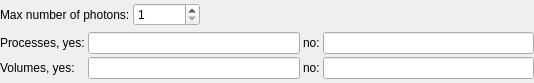
First picture: the form in ants3bundle/src/ants3/gui/photsim/aphotonlogsettingsform.ui, repository andrmor/ANTS3bundle, before the edit.
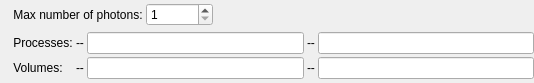
Second picture: the form after the edit.

What changed in the file:
```diff
--- a/ants3bundle/src/ants3/gui/photsim/aphotonlogsettingsform.ui
+++ b/ants3bundle/src/ants3/gui/photsim/aphotonlogsettingsform.ui
@@ -34,7 +34,7 @@
      <item>
       <widget class="QLabel" name="label">
        <property name="text">
-        <string>Max number of photons:</string>
+        <string>    Max number of photons:</string>
        </property>
       </widget>
      </item>
@@ -68,41 +68,55 @@
      <item row="0" column="0">
       <widget class="QLabel" name="label_2">
        <property name="text">
-        <string>Processes, yes:</string>
+        <string>    Processes:</string>
        </property>
       </widget>
      </item>
      <item row="0" column="1">
-      <widget class="QLineEdit" name="leProcessesMust"/>
+      <widget class="QLabel" name="labProcess">
+       <property name="text">
+        <string>--</string>
+       </property>
+      </widget>
      </item>
      <item row="0" column="2">
-      <widget class="QLabel" name="label_6">
-       <property name="text">
-        <string>no:</string>
-       </property>
-      </widget>
+      <widget class="QLineEdit" name="leProcessesMust"/>
      </item>
      <item row="0" column="3">
+      <widget class="QLabel" name="labNotProcess">
+       <property name="text">
+        <string>--</string>
+       </property>
+      </widget>
+     </item>
+     <item row="0" column="4">
       <widget class="QLineEdit" name="leProcessesMustNot"/>
      </item>
      <item row="1" column="0">
       <widget class="QLabel" name="label_3">
        <property name="text">
-        <string>Volumes, yes:</string>
+        <string>    Volumes:</string>
        </property>
       </widget>
      </item>
      <item row="1" column="1">
-      <widget class="QLineEdit" name="leVolumesMust"/>
+      <widget class="QLabel" name="labVolume">
+       <property name="text">
+        <string>--</string>
+       </property>
+      </widget>
      </item>
      <item row="1" column="2">
-      <widget class="QLabel" name="label_7">
-       <property name="text">
-        <string>no:</string>
-       </property>
-      </widget>
+      <widget class="QLineEdit" name="leVolumesMust"/>
      </item>
      <item row="1" column="3">
+      <widget class="QLabel" name="labNotVolume">
+       <property name="text">
+        <string>--</string>
+       </property>
+      </widget>
+     </item>
+     <item row="1" column="4">
       <widget class="QLineEdit" name="leVolumesMustNot"/>
      </item>
     </layout>
```
